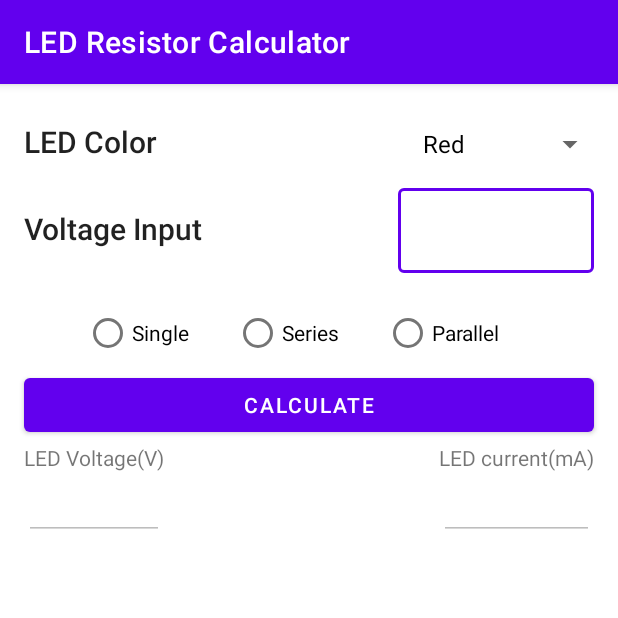
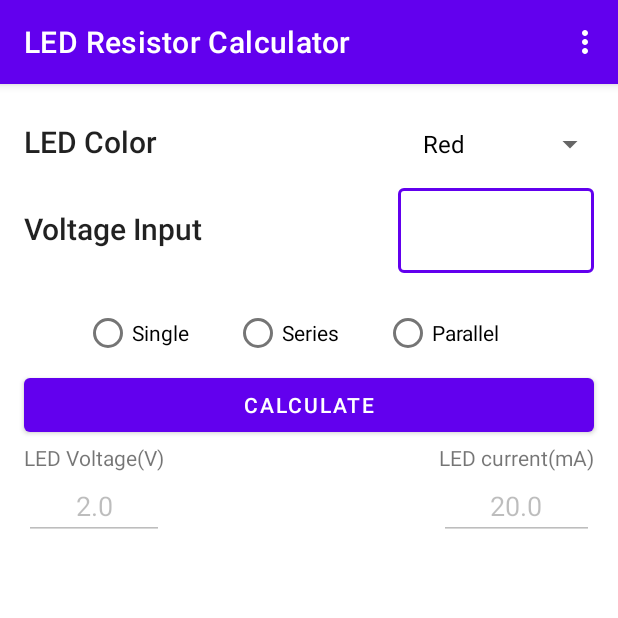
Before and after one commit to Helaluzzaman/LEDResistorCalculator, an Android app: the screen it shows after launch (MainActivity), on a phone screen of 412 x 824 dp, the top half of it. Run offline under Robolectric (Android 15) with nearby library versions, the phone set to English and light mode, and no system bars.

Commit message:
get raw result.for different led. Only single mode is working

```diff
--- a/app/src/main/java/com/hbsoft/ledresistorcalculator/fragments/LaunchFragment.kt
+++ b/app/src/main/java/com/hbsoft/ledresistorcalculator/fragments/LaunchFragment.kt
@@ -1,16 +1,17 @@
 package com.hbsoft.ledresistorcalculator.fragments
 
 import android.os.Bundle
+import android.os.Trace
 import android.util.Log
+import android.view.*
 import androidx.fragment.app.Fragment
-import android.view.LayoutInflater
-import android.view.View
-import android.view.ViewGroup
 import android.widget.*
 import androidx.fragment.app.viewModels
 import com.hbsoft.ledresistorcalculator.R
+import com.hbsoft.ledresistorcalculator.data.Led
 import com.hbsoft.ledresistorcalculator.viewModel.LaunchViewModel
 import org.w3c.dom.Text
+import java.lang.Exception
 
 class LaunchFragment : Fragment() {
 
@@ -19,6 +20,11 @@ class LaunchFragment : Fragment() {
     lateinit var etInputVoltage: EditText
     lateinit var bCalculate: Button
     lateinit var tvResult: TextView
+    lateinit var etForwardVoltage: EditText
+    lateinit var etCurrentMax : EditText
+
+
+    lateinit var  currentLed: Led
 
     override fun onCreateView(
         inflater: LayoutInflater, container: ViewGroup?,
@@ -30,18 +36,51 @@ class LaunchFragment : Fragment() {
         sLedColor = view.findViewById(R.id.s_led_color)
         etInputVoltage = view.findViewById(R.id.et_input_voltage)
         bCalculate = view.findViewById(R.id.b_calculate)
+        etForwardVoltage = view.findViewById(R.id.et_forward_voltage)
+        etCurrentMax = view.findViewById(R.id.et_current_max)
         tvResult = view.findViewById(R.id.tv_result)
         setSpinner()
+        bCalculate.setOnClickListener{
+            var inputVoltage: Double = 0.0
+            val inputVoltageText = etInputVoltage.text.toString()
+            try {
+                inputVoltage = inputVoltageText.toDouble()
+            }catch (exception: Exception){
+                Log.i("input", exception.toString())
+            }
+            val validateInputVoltage = mLaunchViewModel.validator(inputVoltage)
+            if(validateInputVoltage ){
+                mLaunchViewModel.calculateResult(inputVoltage)
+            }else{
+                Toast.makeText(requireContext(), "Input voltage is empty", Toast.LENGTH_SHORT).show()
+            }
+
+        }
+        setUiData()
         return view
     }
+
+    private fun setUiData() {
+        mLaunchViewModel.currentLed.observe(viewLifecycleOwner,{
+            currentLed = it
+            etForwardVoltage.setText(it.forwardVoltage_V.toString())
+            etCurrentMax.setText(it.currentMax_mA.toString())
+        })
+        mLaunchViewModel.rawResultOhm.observe(viewLifecycleOwner, {
+            tvResult.setText("Result: " + it.toString() + " ohm (raw result.)")
+        })
+    }
+
     fun setSpinner(){
         val ledNameArray = mLaunchViewModel.LedNameList
         val Adapter = ArrayAdapter(requireContext(),R.layout.support_simple_spinner_dropdown_item,ledNameArray)
         sLedColor.adapter = Adapter
+        sLedColor.onItemSelectedListener = mLaunchViewModel.listener
     }
 
+    override fun onCreateOptionsMenu(menu: Menu, inflater: MenuInflater) {
+        inflater.inflate(R.menu.launch_fragment, menu)
+        super.onCreateOptionsMenu(menu, inflater)
+    }
 
-    override fun setHasOptionsMenu(hasMenu: Boolean) {
-        super.setHasOptionsMenu(hasMenu)
-    }
 }
--- a/app/src/main/java/com/hbsoft/ledresistorcalculator/viewModel/LaunchViewModel.kt
+++ b/app/src/main/java/com/hbsoft/ledresistorcalculator/viewModel/LaunchViewModel.kt
@@ -1,12 +1,49 @@
 package com.hbsoft.ledresistorcalculator.viewModel
 
 import android.app.Application
+import android.util.Log
+import android.view.View
+import android.widget.AdapterView
+import android.widget.Toast
 import androidx.lifecycle.AndroidViewModel
+import androidx.lifecycle.MutableLiveData
+import com.hbsoft.ledresistorcalculator.data.Led
 import com.hbsoft.ledresistorcalculator.data.repository.Repository
+import java.text.FieldPosition
 
 class LaunchViewModel(application: Application): AndroidViewModel(application) {
     val repository: Repository = Repository()
     val LedDataList =repository.getAllLedData()
     val LedNameList = repository.getAllLedNames()
+    var currentLed= MutableLiveData<Led>()
+    var currentMode =  MutableLiveData<String>()
+    var rawResultOhm = MutableLiveData<Double>()
+
+    val listener = object : AdapterView.OnItemSelectedListener{
+        override fun onItemSelected(parent: AdapterView<*>?, view: View?, position: Int, id: Long) {
+            Toast.makeText(application.applicationContext, "${parent!!.getItemAtPosition(position)}, $position", Toast.LENGTH_SHORT).show()
+
+            setLed(position)
+        }
+        override fun onNothingSelected(parent: AdapterView<*>?) {
+        }
+    }
+
+    private fun setLed(position: Int) {
+        currentLed.value = LedDataList[position]
+        Log.i("Led", currentLed.value.toString())
+    }
+
+    fun calculateResult(inputVoltage:Double){
+        val fv = currentLed.value!!.forwardVoltage_V
+        val c = currentLed.value!!.currentMax_mA
+        val resultInOhm = ((inputVoltage - fv)/ c)*1000
+        Log.i("result Ohm", resultInOhm.toString())
+        rawResultOhm.value = resultInOhm
+    }
+
+    fun validator(input: Double): Boolean{
+        return input > 0
+    }
 
 }
--- /dev/null
+++ b/app/src/main/res/menu/launch_fragment.xml
@@ -0,0 +1,7 @@
+<?xml version="1.0" encoding="utf-8"?>
+<menu xmlns:android="http://schemas.android.com/apk/res/android">
+    <item android:id="@+id/menu_help"
+        android:title="@string/help"/>
+    <item android:id="@+id/menu_about"
+        android:title="@string/about"/>
+</menu>
--- a/app/src/main/res/values/strings.xml
+++ b/app/src/main/res/values/strings.xml
@@ -10,5 +10,8 @@
     <string name="led_number">Led Number</string>
     <string name="led_voltage_v">LED Voltage(V)</string>
     <string name="calculate">Calculate</string>
+    <string name="about">About</string>
+    <string name="history">History</string>
+    <string name="help">Help</string>
 
 </resources>
```
